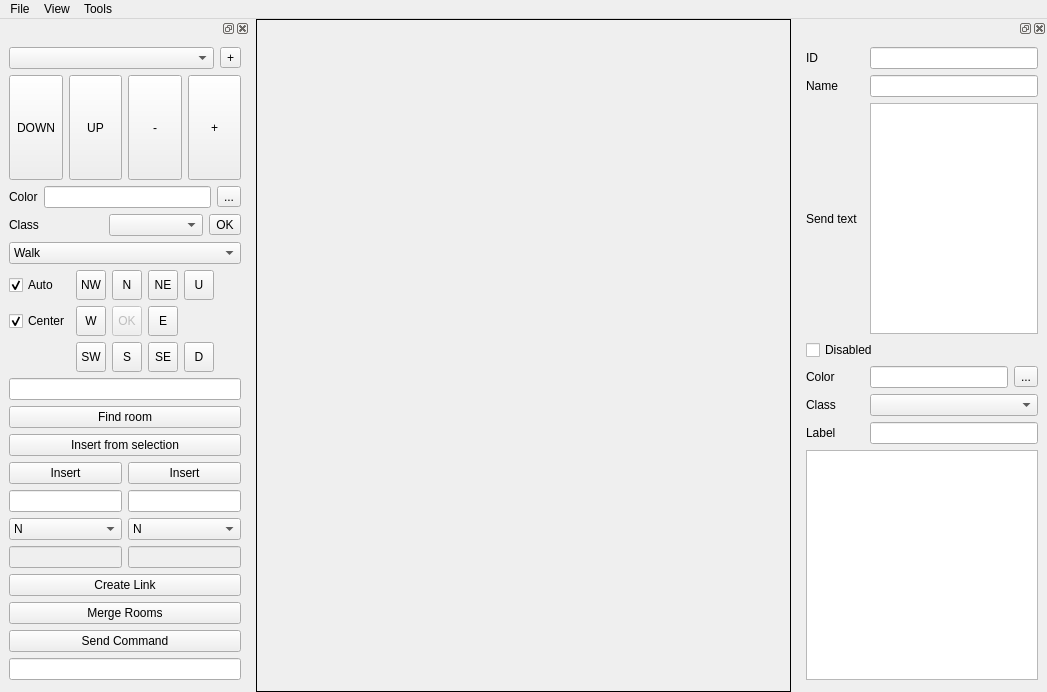
michael-donat/tf-mapper, file version4/ui/main.ui: the form before one commit.
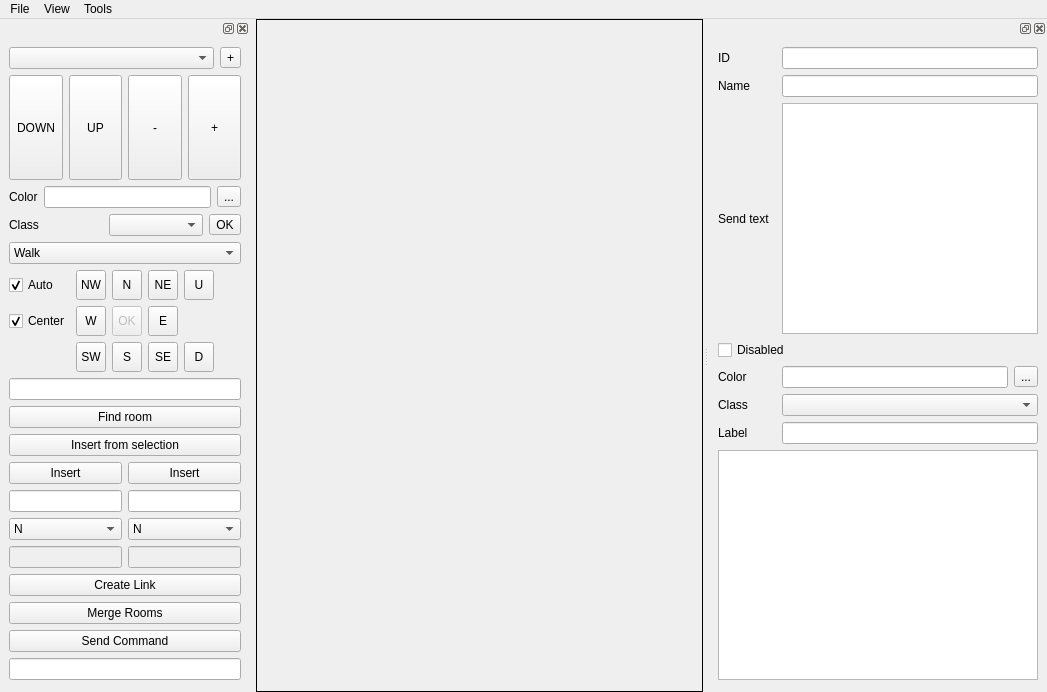
The form after the commit. Icons and pictures are not drawn.

```diff
--- a/version4/ui/main.ui
+++ b/version4/ui/main.ui
@@ -790,7 +790,7 @@
     <bool>true</bool>
    </property>
    <property name="sizePolicy">
-    <sizepolicy hsizetype="MinimumExpanding" vsizetype="MinimumExpanding">
+    <sizepolicy hsizetype="Ignored" vsizetype="MinimumExpanding">
      <horstretch>0</horstretch>
      <verstretch>0</verstretch>
     </sizepolicy>
@@ -803,7 +803,7 @@
    </property>
    <property name="maximumSize">
     <size>
-     <width>250</width>
+     <width>500</width>
      <height>670</height>
     </size>
    </property>
```
